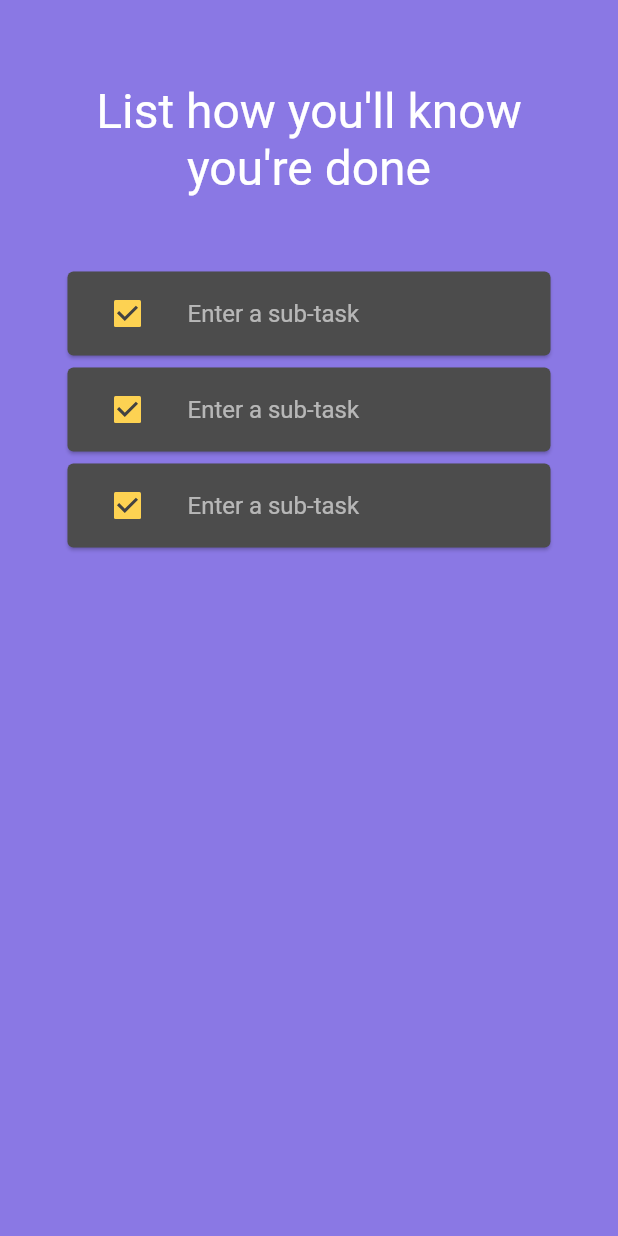
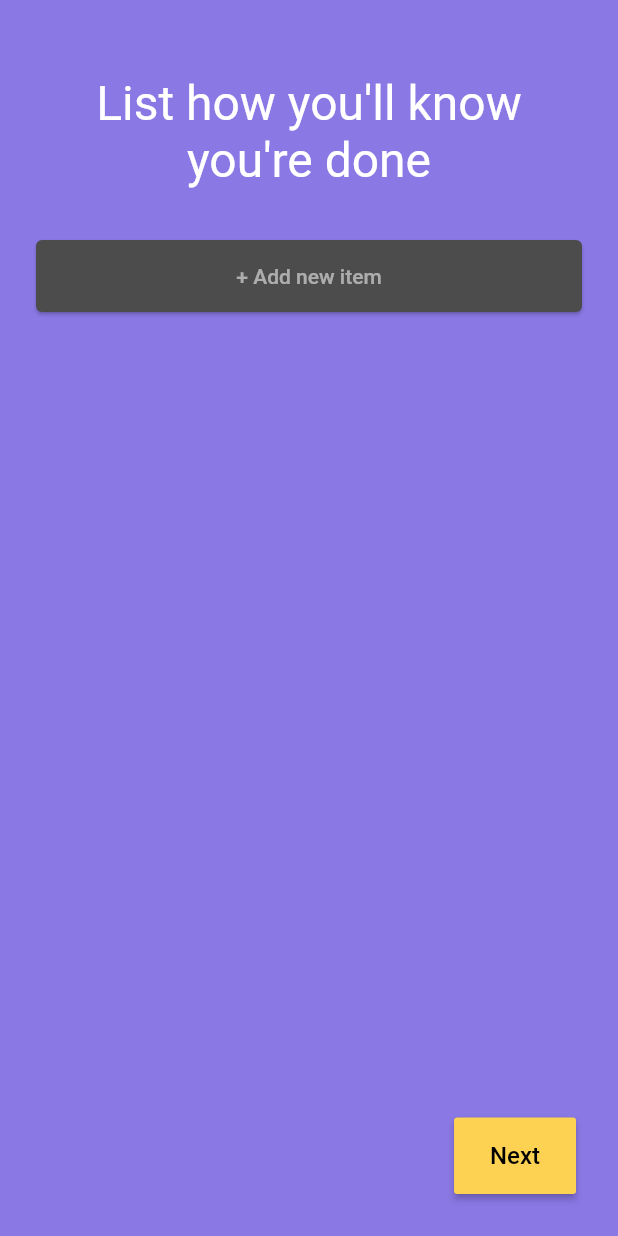
Before and after one commit to LyMc/do-it, a Flutter app: the screen it shows after launch, after a tap on "Overwhelmed List", on a phone screen of 412 x 824 dp. Run offline on Flutter 3.47's test engine with Material 2 defaults, Android fonts, the phone set to English and light mode, and no system bars; our stand-ins replace flutter_svg, get, material_design_icons_flutter.

Commit message:
Add list funcitonalities for subtasks

```diff
--- a/lib/models.dart
+++ b/lib/models.dart
@@ -79,3 +79,11 @@ class Step {
     this._isCompleted.value = value;
   }
 }
+
+class SubTask {
+  var name = '';
+  var isCompleted = false;
+  var isLastAdded = true;
+  // var deadline; // date?
+  var subtasks = <SubTask>[];
+}
--- a/lib/strategies/overwhelmed/item.dart
+++ b/lib/strategies/overwhelmed/item.dart
@@ -1,30 +1,43 @@
+import 'package:do_it/models.dart';
+import 'package:do_it/tasksController.dart';
 import 'package:flutter/material.dart';
+import 'package:get/get.dart';
 // import 'dart:developer';
 
 class ListItem extends StatelessWidget {
-  final _textEditingController = TextEditingController();
+  ListItem({this.subTask});
+
+  final SubTask subTask;
+  final SubTaskController subTaskController = Get.find();
 
   @override
   Widget build(BuildContext context) {
-    // inspect(Theme.of(context));
+    // inspect(subTask);
     return Card(
       //  color: Colors.transparent,
       child: ListTile(
         title: TextFormField(
-          controller: _textEditingController,
-          // style: TextStyle(color: Colors.white),
+          initialValue: subTask.name,
+          onChanged: (value) {
+            subTask.name = value;
+          },
+          onEditingComplete: () {
+            if (subTask.isLastAdded) {
+              subTaskController.add();
+            }
+          },
+          autofocus: subTask.isLastAdded,
           decoration: const InputDecoration(
             hintText: 'Enter a sub-task',
-            // hintStyle: TextStyle(color: Colors.white54),
             enabledBorder: InputBorder.none,
             focusedBorder: InputBorder.none,
           ),
         ),
-        leading: Checkbox(
-          value: true,
-          onChanged: print,
-          checkColor: Theme.of(context).cardColor,
-        ),
+        // leading: Checkbox(
+        //   value: true,
+        //   onChanged: print,
+        //   checkColor: Theme.of(context).cardColor,
+        // ),
       ),
     );
   }
--- a/lib/strategies/overwhelmed/list.dart
+++ b/lib/strategies/overwhelmed/list.dart
@@ -1,31 +1,60 @@
+import 'package:do_it/models.dart';
 import 'package:do_it/shareable/screenTitle.dart';
 import 'package:do_it/strategies/overwhelmed/item.dart';
-import 'package:do_it/theme.dart';
+import 'package:do_it/tasksController.dart';
 import 'package:flutter/material.dart';
+import 'package:get/get.dart';
 
 class OverwhelmedListScreen extends StatelessWidget {
+  final subTasksController = Get.put(SubTaskController());
+
   @override
   Widget build(BuildContext context) {
     return Material(
       child: Container(
-        color: AppColors.purple,
         child: Padding(
-          padding: const EdgeInsets.all(25.0),
+          padding: const EdgeInsets.all(20.0),
           child: Column(
             children: [
               ScreenTitle(title: 'List how you\'ll know you\'re done'),
-              Container(
-                height: 600,
-                padding: EdgeInsets.all(8),
-                child: ListView(
-                  padding: const EdgeInsets.all(8),
-                  children: [
-                    ListItem(),
-                    ListItem(),
-                    ListItem(),
-                  ],
+              Expanded(
+                child: Obx(
+                  () => ListView(
+                    padding: const EdgeInsets.all(0),
+                    children: [
+                      for (var subTask in subTasksController.subTasks)
+                        ListItem(
+                          subTask: subTask,
+                        ),
+                      Card(
+                        child: TextButton(
+                          child: Text(
+                            '+ Add new item',
+                            style: TextStyle(color: Colors.white54),
+                          ),
+                          onPressed: () {
+                            final currentFocus = FocusScope.of(context);
+                            if (!currentFocus.hasPrimaryFocus) {
+                              currentFocus.unfocus();
+                            }
+                            subTasksController.add();
+                          },
+                        ),
+                      ),
+                    ],
+                  ),
                 ),
               ),
+              ButtonBar(
+                children: [
+                  RaisedButton(
+                    onPressed: () => {},
+                    child: Text('Next', style: TextStyle(fontSize: 16)),
+                    color: Theme.of(context).accentColor,
+                    padding: EdgeInsets.symmetric(horizontal: 24, vertical: 16),
+                  ),
+                ],
+              )
             ],
           ),
         ),
--- a/lib/strategies/overwhelmedStrategy.dart
+++ b/lib/strategies/overwhelmedStrategy.dart
@@ -3,7 +3,6 @@ import 'package:do_it/successScreen.dart';
 import 'package:flutter/material.dart';
 import 'package:get/get.dart';
 
-import '../theme.dart';
 import '../tasksController.dart';
 import '../shareable/primaryAction.dart';
 import '../shareable/screenTitle.dart';
@@ -15,9 +14,7 @@ class OverwhelmedStrategy extends StatelessWidget {
   @override
   Widget build(BuildContext context) {
     return Material(
-        type: MaterialType.transparency,
       child: Container(
-            decoration: BoxDecoration(color: AppColors.purple),
         padding: const EdgeInsets.all(25),
         child: Column(
           crossAxisAlignment: CrossAxisAlignment.stretch,
@@ -28,7 +25,10 @@ class OverwhelmedStrategy extends StatelessWidget {
             currentTask,
             markAsResolvedButton,
             learnMoreButton
-                ])));
+          ],
+        ),
+      ),
+    );
   }
 
   final description = Text(
--- a/lib/tasksController.dart
+++ b/lib/tasksController.dart
@@ -34,3 +34,18 @@ class TasksController extends GetxController {
     return task;
   }
 }
+
+class SubTaskController extends GetxController {
+  var subTasks = <SubTask>[].obs;
+  SubTask lastAdded;
+
+  add() {
+    lastAdded?.isLastAdded = false;
+    lastAdded = SubTask();
+    subTasks.add(lastAdded);
+  }
+
+  remove(subTask) {
+    subTasks.remove(subTask);
+  }
+}
--- a/lib/theme.dart
+++ b/lib/theme.dart
@@ -9,10 +9,10 @@ class AppColors {
     brightness: Brightness.dark,
     applyElevationOverlayColor: true,
     canvasColor: purple,
-    primaryColor: purple,
-    scaffoldBackgroundColor: purple,
-    backgroundColor: purple,
-    dialogBackgroundColor: purple,
+    // primaryColor: purple,
+    // scaffoldBackgroundColor: purple,
+    // backgroundColor: purple,
+    // dialogBackgroundColor: purple,
     accentColor: yellow,
     accentColorBrightness: ThemeData.estimateBrightnessForColor(yellow),
     toggleableActiveColor: yellow,
```
Lines whose indentation alone changed are shown as unchanged.
